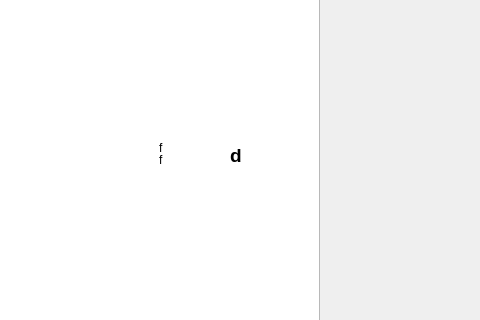
First picture: the form in Graphics/mainwindowanimate.ui, repository ShihoVN/HiveChime, before the edit; both pictures show x 260 to 740 and y 150 to 470 of the 838 by 826 pixel window.
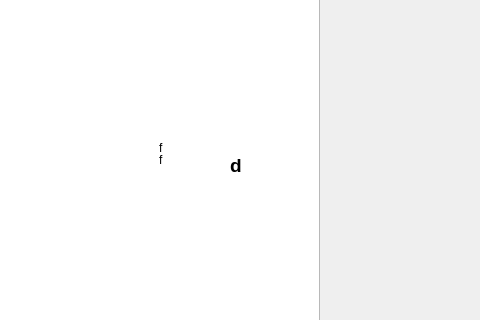
Second picture: the form after the edit.

Patch:
```diff
--- a/Graphics/mainwindowanimate.ui
+++ b/Graphics/mainwindowanimate.ui
@@ -76,8 +76,8 @@
      <rect>
       <x>419</x>
       <y>290</y>
-      <width>59</width>
-      <height>15</height>
+      <width>101</width>
+      <height>16</height>
      </rect>
     </property>
     <property name="text">
@@ -88,7 +88,7 @@
     <property name="geometry">
      <rect>
       <x>490</x>
-      <y>280</y>
+      <y>290</y>
       <width>91</width>
       <height>51</height>
      </rect>
```
Left out of the diff: 2 changed lines with no effect on the pictures.
